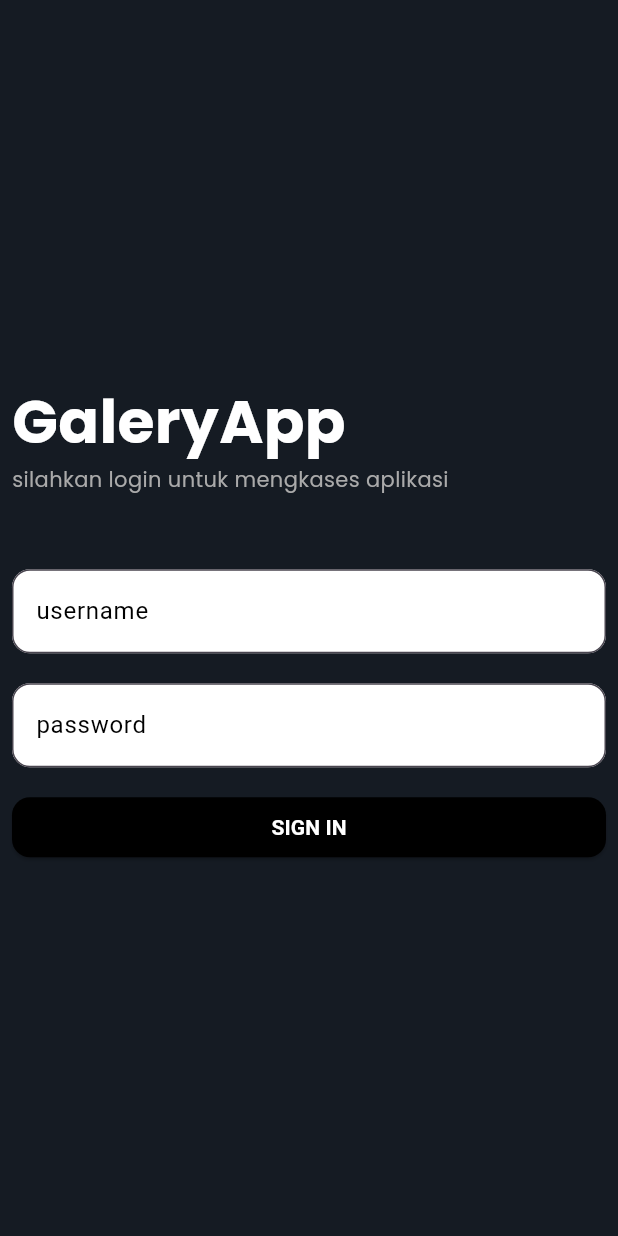
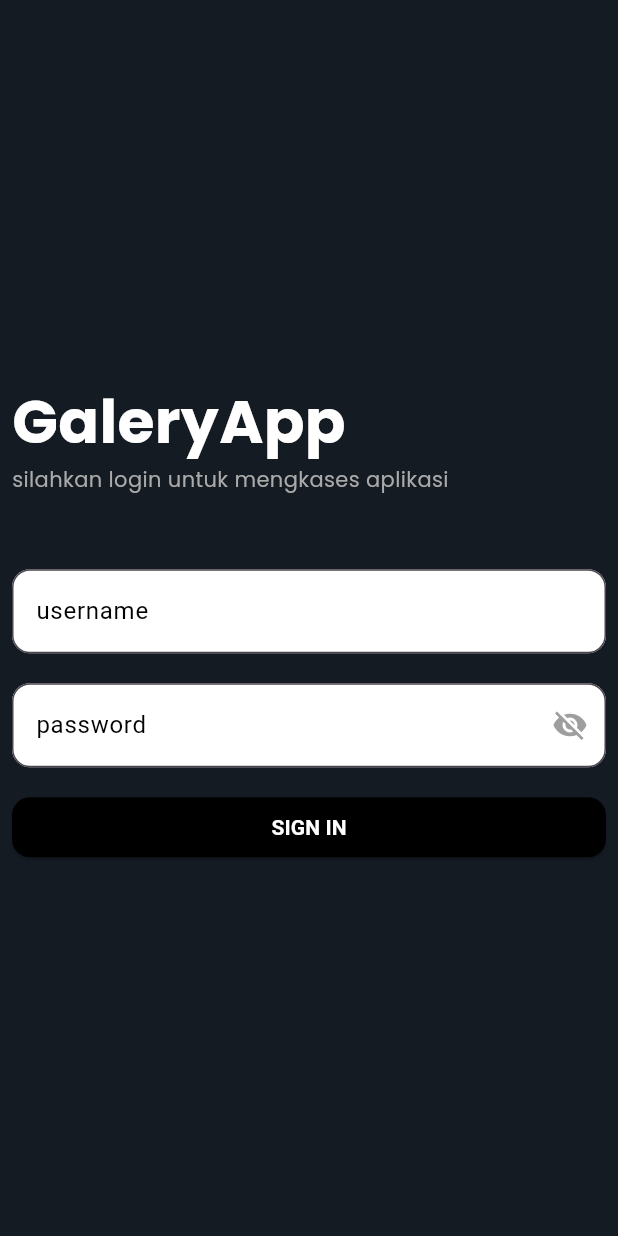
Before and after one commit to herrikurniawann/dicoding_flutter_project_1, a Flutter app: the screen it shows after launch, on a phone screen of 412 x 824 dp. Run offline on Flutter 3.47's test engine with Material 3 defaults, Android fonts, the phone set to English and light mode, and no system bars; our stand-ins replace google_fonts.

Commit message:
update statefulwidget in auth_screen and statelesswidget in main_screen

```diff
--- a/lib/pages/auth_screen.dart
+++ b/lib/pages/auth_screen.dart
@@ -2,16 +2,71 @@ import 'package:dicoding_project/pages/main_screen.dart';
 import 'package:flutter/material.dart';
 import 'package:google_fonts/google_fonts.dart';
 
-class AuthScreen extends StatelessWidget {
+class AuthScreen extends StatefulWidget {
   const AuthScreen({super.key});
+
+  @override
+  State<AuthScreen> createState() => _AuthScreenState();
+}
+
+class _AuthScreenState extends State<AuthScreen> {
+  final _formKey = GlobalKey<FormState>();
+  final TextEditingController _usernameController = TextEditingController();
+  final TextEditingController _passwordController = TextEditingController();
+
+  bool _passwordVisible = false;
+  bool _isLoading = false;
+
+  @override
+  void dispose() {
+    _usernameController.dispose();
+    _passwordController.dispose();
+    super.dispose();
+  }
+
+  void _login() async {
+    if (_formKey.currentState!.validate()) {
+      setState(() {
+        _isLoading = true;
+      });
+      await Future.delayed(Duration(seconds: 2));
+
+      if (!mounted) return;
+
+      final String username = _usernameController.text;
+      final String password = _passwordController.text;
+
+      if (username == 'user' && password == 'password') {
+        Navigator.pushReplacement(
+          context,
+          MaterialPageRoute(
+            builder: (context) => const MainScreen(),
+          ),
+        );
+      } else {
+        ScaffoldMessenger.of(context).showSnackBar(
+          SnackBar(
+            content: Text('Username atau password salah!'),
+            backgroundColor: Colors.red,
+          ),
+        );
+      }
+      if (!mounted) return;
+      setState(() {
+        _isLoading = false;
+      });
+    }
+  }
 
   @override
   Widget build(BuildContext context) {
     return Scaffold(
-      backgroundColor: Color(0xFF151b23),
-      body: Padding(
+      backgroundColor: const Color(0xFF151b23),
+      body: Center(
+        child: SingleChildScrollView(
           padding: const EdgeInsets.all(8.0),
           child: Form(
+            key: _formKey,
             child: Column(
               mainAxisAlignment: MainAxisAlignment.center,
               crossAxisAlignment: CrossAxisAlignment.start,
@@ -19,7 +74,7 @@ class AuthScreen extends StatelessWidget {
                 Text(
                   'GaleryApp',
                   style: GoogleFonts.poppins(
-                  textStyle: TextStyle(
+                    textStyle: const TextStyle(
                       fontSize: 40,
                       fontWeight: FontWeight.bold,
                       color: Colors.white,
@@ -29,55 +84,79 @@ class AuthScreen extends StatelessWidget {
                 Text(
                   'silahkan login untuk mengkases aplikasi',
                   style: GoogleFonts.poppins(
-                  textStyle: TextStyle(color: const Color(0xFFaaaaaa)),
+                    textStyle: const TextStyle(color: Color(0xFFaaaaaa)),
                   ),
                 ),
-              SizedBox(height: 50),
+                const SizedBox(height: 50),
                 TextFormField(
-                validator: (value) => null,
+                  controller: _usernameController,
+                  validator: (value) {
+                    if (value == null || value.isEmpty) {
+                      return 'Username tidak boleh kosong';
+                    }
+                    return null;
+                  },
                   decoration: InputDecoration(
                     border: OutlineInputBorder(
                       borderRadius: BorderRadius.circular(12),
                     ),
                     hintText: 'username',
-                  hintStyle: TextStyle(color: Color(0xFF000000)),
-                  fillColor: Color(0xFFffffff),
+                    hintStyle: const TextStyle(color: Color(0xFF000000)),
+                    fillColor: const Color(0xFFffffff),
                     filled: true,
                   ),
                 ),
-              SizedBox(height: 20),
+                const SizedBox(height: 20),
                 TextFormField(
-                validator: (value) => null,
+                  controller: _passwordController,
+                  obscureText: !_passwordVisible,
+                  validator: (value) {
+                    if (value == null || value.isEmpty) {
+                      return 'Password tidak boleh kosong';
+                    }
+                    if (value.length < 6) {
+                      return 'Password minimal 6 karakter';
+                    }
+                    return null;
+                  },
                   decoration: InputDecoration(
                     border: OutlineInputBorder(
                       borderRadius: BorderRadius.circular(12),
                     ),
                     hintText: 'password',
-                  hintStyle: TextStyle(color: Color(0xFF000000)),
-                  fillColor: Color(0xFFFFFFFF),
+                    hintStyle: const TextStyle(color: Color(0xFF000000)),
+                    fillColor: const Color(0xFFFFFFFF),
                     filled: true,
+                    suffixIcon: IconButton(
+                      icon: Icon(
+                        _passwordVisible ? Icons.visibility : Icons.visibility_off,
+                        color: Colors.grey,
+                      ),
+                      onPressed: () {
+                        setState(() {
+                          _passwordVisible = !_passwordVisible;
+                        });
+                      },
                     ),
                   ),
-              SizedBox(height: 20),
+                ),
+                const SizedBox(height: 20),
                 SizedBox(
                   width: double.infinity,
                   height: 40,
                   child: ElevatedButton(
-                  onPressed: () {
-                    Navigator.push(
-                      context,
-                      MaterialPageRoute(
-                        builder: (context) => const MainScreen(),
-                      ),
-                    );
-                  },
+                    onPressed: _isLoading ? null : _login,
                     style: ElevatedButton.styleFrom(
-                    backgroundColor: Color.fromARGB(255, 0, 0, 0),
+                      backgroundColor: const Color.fromARGB(255, 0, 0, 0),
                       shape: RoundedRectangleBorder(
                         borderRadius: BorderRadius.circular(12),
                       ),
                     ),
-                  child: Text(
+                    child: _isLoading
+                        ? const CircularProgressIndicator(
+                            color: Colors.white,
+                          )
+                        : const Text(
                             'SIGN IN',
                             style: TextStyle(
                               color: Colors.white,
@@ -90,6 +169,7 @@ class AuthScreen extends StatelessWidget {
             ),
           ),
         ),
+      ),
     );
   }
 }
```
Also changed, not shown: lib/pages/main_screen.dart (+1 -8 lines). Lines whose indentation alone changed are shown as unchanged.
